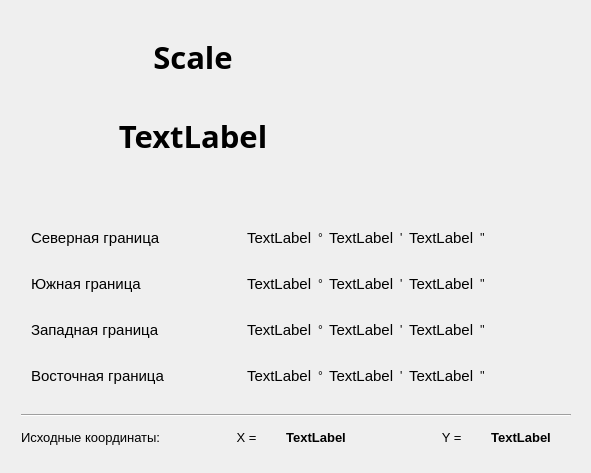
Qt form QtMapNomenclature/QtMapNomenclature/QtSecondWidget.ui (AlSergachev/QtMapNomenclature) before a commit.
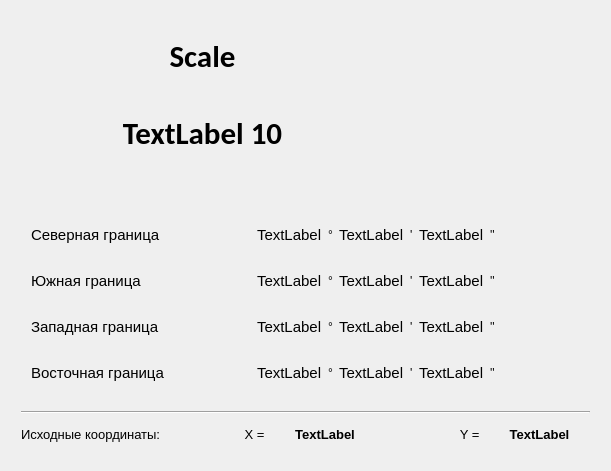
The same form after that commit. Icons and pictures are not drawn.

Diff of the .ui file:
```diff
--- a/QtMapNomenclature/QtMapNomenclature/QtSecondWidget.ui
+++ b/QtMapNomenclature/QtMapNomenclature/QtSecondWidget.ui
@@ -6,8 +6,8 @@
    <rect>
     <x>0</x>
     <y>0</y>
-    <width>591</width>
-    <height>473</height>
+    <width>611</width>
+    <height>471</height>
    </rect>
   </property>
   <property name="windowTitle">
@@ -31,8 +31,8 @@
     <rect>
      <x>10</x>
      <y>10</y>
-     <width>572</width>
-     <height>454</height>
+     <width>591</width>
+     <height>451</height>
     </rect>
    </property>
    <layout class="QVBoxLayout" name="verticalLayout">
@@ -50,7 +50,7 @@
           </property>
           <property name="font">
            <font>
-            <family>Cheque</family>
+            <family>Calibri</family>
             <pointsize>23</pointsize>
             <weight>75</weight>
             <bold>true</bold>
@@ -81,7 +81,7 @@
           </property>
           <property name="font">
            <font>
-            <family>Cheque</family>
+            <family>Calibri</family>
             <pointsize>23</pointsize>
             <weight>75</weight>
             <bold>true</bold>
@@ -95,7 +95,7 @@
            <enum>Qt::LeftToRight</enum>
           </property>
           <property name="text">
-           <string>&lt;html&gt;&lt;head/&gt;&lt;body&gt;&lt;p align=&quot;center&quot;&gt;TextLabel&lt;/p&gt;&lt;/body&gt;&lt;/html&gt;</string>
+           <string>&lt;html&gt;&lt;head/&gt;&lt;body&gt;&lt;p&gt;TextLabel 10&lt;/p&gt;&lt;/body&gt;&lt;/html&gt;</string>
           </property>
           <property name="alignment">
            <set>Qt::AlignCenter</set>
```
